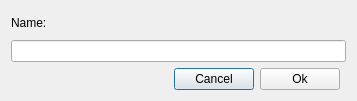
germix/minecraft-explorer, file proj/src/RenameDialog.ui: the form before one commit.
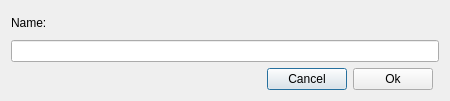
The form after the commit.

```diff
--- a/proj/src/RenameDialog.ui
+++ b/proj/src/RenameDialog.ui
@@ -6,7 +6,7 @@
    <rect>
     <x>0</x>
     <y>0</y>
-    <width>357</width>
+    <width>450</width>
     <height>101</height>
    </rect>
   </property>
```
